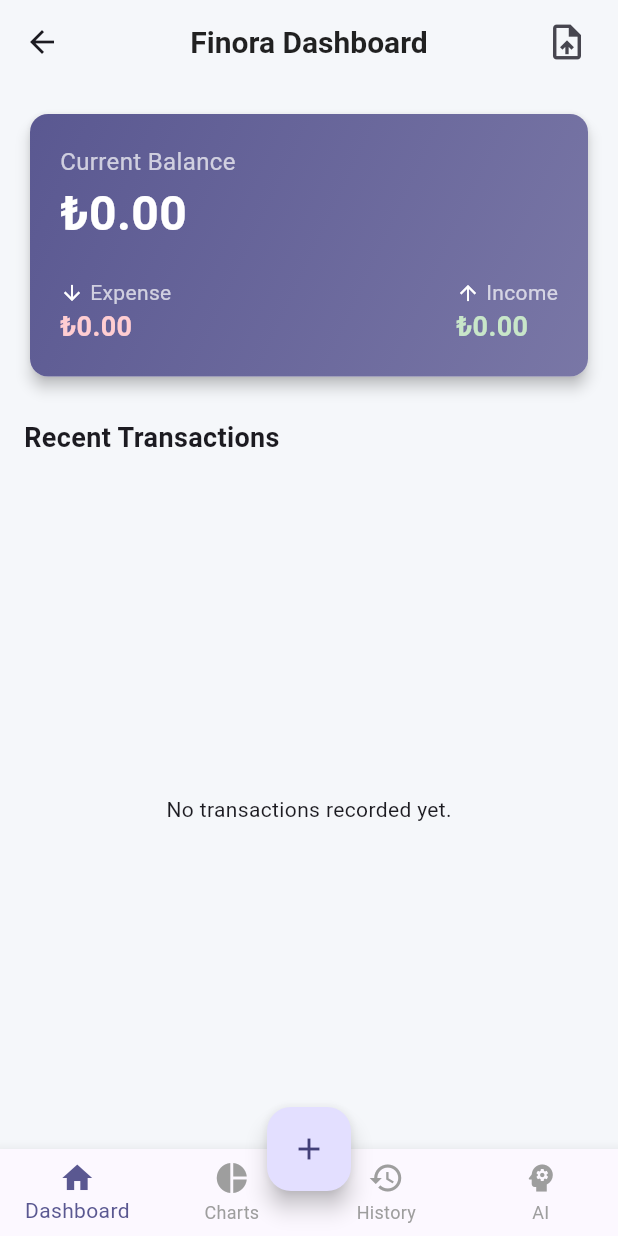
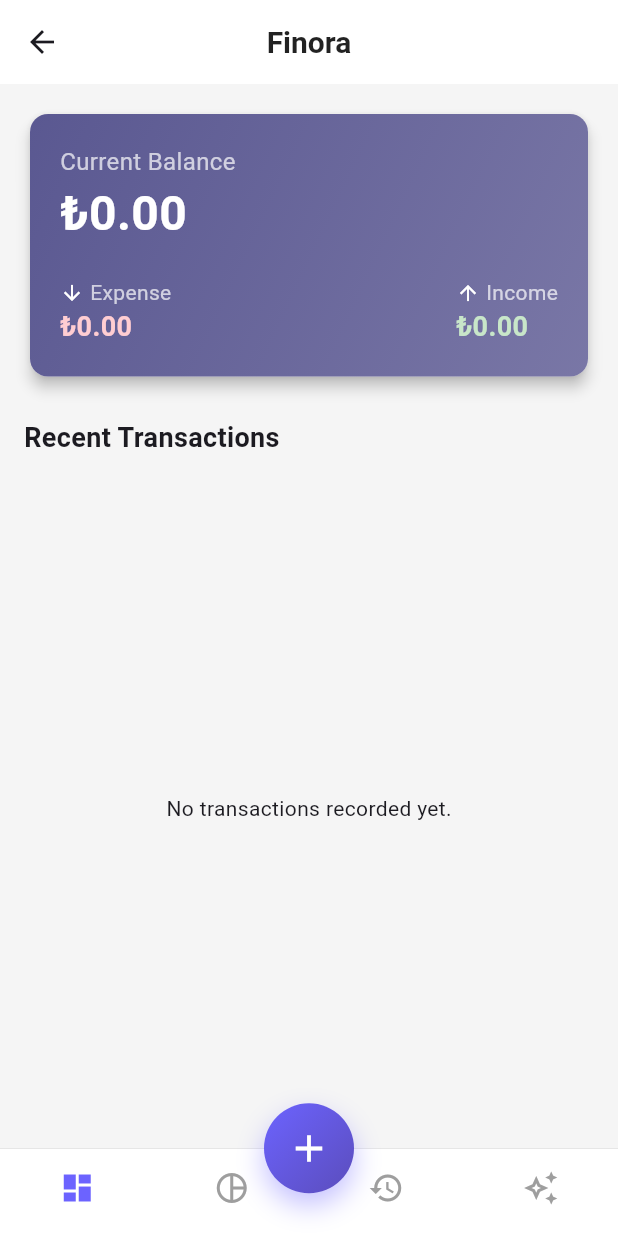
Before and after one commit to krlpsule/finora_, a Flutter app: the MainScreen screen opened directly, on a phone screen of 412 x 824 dp. Run offline on Flutter 3.47's test engine with Material 3 defaults, Android fonts, the light colour scheme and no system bars; our stand-ins replace cloud_firestore, csv, equatable, file_picker, firebase_auth, firebase_core and 7 more; missing offline and left inert: excel, syncfusion_flutter_pdf; accounts and stored records are empty.

Commit message:
Refactor main_screen.dart for BLoC and UI updates
Refactored HistoryPage to HistoryScreen and updated imports. Removed local transaction handling and adjusted state management with BLoC. Enhanced UI elements including AppBar and BottomNavigationBar.

```diff
--- a/smart_budget/lib/screens/main_screen.dart
+++ b/smart_budget/lib/screens/main_screen.dart
@@ -1,100 +1,11 @@
 // lib/screens/main_screen.dart
 
 import 'package:flutter/material.dart';
-import 'package:flutter_bloc/flutter_bloc.dart';
-import '../features/transaction/transaction_bloc.dart';
-import '../features/transaction/transaction_state.dart';
-import '../models/transaction_model.dart'; // For type casting
 import 'dashboard.dart';
 import 'charts.dart';
+import 'history.dart'; // Now using the real history file
 import 'ai_assistant.dart';
 import 'add_transaction.dart';
-import '/widgets/import_statement_widget.dart'; // The widget for file upload
-
-// -----------------------------------------------------------------------------------
-
-// HistoryPage is now a StatelessWidget that listens to TransactionBloc for data
-class HistoryPage extends StatelessWidget {
-  // CRITICAL FIX: Removed the unnecessary local transactions list.
-  // Data will be streamed via BlocBuilder.
-  const HistoryPage({super.key});
-
-  @override
-  Widget build(BuildContext context) {
-    // Listen to the TransactionBloc state changes
-    return BlocBuilder<TransactionBloc, TransactionState>(
-      builder: (context, state) {
-        if (state is TransactionLoading) {
-          return const Center(child: CircularProgressIndicator());
-        }
-
-        if (state is TransactionLoaded) {
-          final transactions = state.transactions;
-
-          if (transactions.isEmpty) {
-            // UI for empty state
-            return Center(
-              child: Column(
-                mainAxisAlignment: MainAxisAlignment.center,
-                children: [
-                  Icon(Icons.history, size: 64, color: Colors.grey[300]),
-                  const SizedBox(height: 10),
-                  const Text(
-                      'There is no transaction history yet.\nYou can upload a statement from the top right.',
-                      textAlign: TextAlign.center,
-                      style: TextStyle(color: Colors.grey)),
-                ],
-              ),
-            );
-          }
-
-          // Display the transaction list using data from Firebase via BLoC
-          return ListView.builder(
-            itemCount: transactions.length,
-            itemBuilder: (context, index) {
-              final tx = transactions[index]; // tx is now a TransactionModel
-              final isExpense = !tx.isIncome; // Expense if not Income
-
-              return Card(
-                margin: const EdgeInsets.symmetric(horizontal: 10, vertical: 4),
-                child: ListTile(
-                  // Icon for Income/Expense
-                  leading: CircleAvatar(
-                    backgroundColor:
-                        isExpense ? Colors.red[50] : Colors.green[50],
-                    child: Icon(
-                      isExpense ? Icons.arrow_downward : Icons.arrow_upward,
-                      color: isExpense ? Colors.red : Colors.green,
-                      size: 20,
-                    ),
-                  ),
-                  // Use the 'title' property from the TransactionModel
-                  title: Text(tx.title),
-                  // Display only the date part
-                  subtitle: Text(tx.date.toString().split(' ')[0]),
-                  trailing: Text(
-                    // Format amount to 2 decimal places
-                    "${tx.amount.toStringAsFixed(2)} TL",
-                    style: TextStyle(
-                      fontWeight: FontWeight.bold,
-                      color: isExpense ? Colors.red : Colors.green,
-                    ),
-                  ),
-                  // TODO: Implement onTap for editing transaction (e.g., using AddTransactionPage)
-                ),
-              );
-            },
-          );
-        }
-
-        // Default state (Error or Initial)
-        return const Center(child: Text('Start adding transactions!'));
-      },
-    );
-  }
-}
-
-// -----------------------------------------------------------------------------------
 
 class MainScreen extends StatefulWidget {
   const MainScreen({super.key});
@@ -106,8 +17,13 @@ class MainScreen extends StatefulWidget {
 class _MainScreenState extends State<MainScreen> {
   int _selectedIndex = 0;
 
-  // 🛑 REMOVED: Local list _importedTransactions and the callback method _handleLoadedTransactions
-  // are no longer needed, as data flows directly to Firebase via BLoC.
+  // Use the real classes here
+  final List<Widget> _pages = const [
+    DashboardPage(),
+    ChartsPage(),
+    HistoryScreen(), // Changed from HistoryPage to HistoryScreen (match class name in history.dart)
+    AIAssistantPage(),
+  ];
 
   void _onItemTapped(int index) {
     setState(() {
@@ -116,7 +32,6 @@ class _MainScreenState extends State<MainScreen> {
   }
 
   void _openAddTransactionScreen() {
-    // Navigate to the screen for adding/editing transactions
     Navigator.of(context).push(
       MaterialPageRoute(builder: (ctx) => const AddTransactionPage()),
     );
@@ -124,61 +39,108 @@ class _MainScreenState extends State<MainScreen> {
 
   @override
   Widget build(BuildContext context) {
-    // Pages list, dynamically accessing the TransactionBloc for the History tab
-    final List<Widget> pages = [
-      const DashboardPage(),
-      const ChartsPage(),
-      // CRITICAL FIX: Wrap HistoryPage with BlocProvider.value
-      // to ensure it can access the existing TransactionBloc from the main tree.
-      BlocProvider.value(
-        value: context.read<TransactionBloc>(),
-        child: const HistoryPage(),
-      ),
-      const AIAssistantPage(),
-    ];
-
     final List<String> titles = [
-      'Finora Dashboard',
-      'Financial Charts',
-      'Transaction History',
-      'AI Assistant'
+      'Finora',
+      'Analytics',
+      'History',
+      'Assistant'
     ];
 
     return Scaffold(
+      backgroundColor: Colors.grey[100],
+      // Using a simpler AppBar or no AppBar for some screens can look cleaner
+      // but keeping it for consistency
       appBar: AppBar(
-        title: Text(titles[_selectedIndex]),
+        backgroundColor: Colors.white,
+        title: Text(
+          titles[_selectedIndex],
+          style: const TextStyle(
+            color: Colors.black87,
+            fontSize: 20,
+            fontWeight: FontWeight.w700,
+          ),
+        ),
         elevation: 0,
-        actions: [
-          // CRITICAL FIX: Removed the conflicting 'onDataLoaded' parameter.
-          // ImportStatementWidget now sends data directly to BLoC.
-          const ImportStatementWidget(),
-          const SizedBox(width: 10),
+        centerTitle: true,
+      ),
 
-          // TODO: Add Logout Button here (if not already done)
-        ],
+      body: AnimatedSwitcher(
+        duration: const Duration(milliseconds: 250),
+        transitionBuilder: (child, animation) {
+          return FadeTransition(opacity: animation, child: child);
+        },
+        child: _pages[_selectedIndex],
       ),
-      body: pages[_selectedIndex],
 
-      // Floating Action Button for adding new transaction
-      floatingActionButton: FloatingActionButton(
-        onPressed: _openAddTransactionScreen,
-        child: const Icon(Icons.add),
+      floatingActionButton: Container(
+        height: 60,
+        width: 60,
+        decoration: BoxDecoration(
+          borderRadius: BorderRadius.circular(30),
+          gradient: const LinearGradient(
+            colors: [Color(0xFF6C63FF), Color(0xFF5B4DBC)],
+            begin: Alignment.topLeft,
+            end: Alignment.bottomRight,
+          ),
+          boxShadow: [
+            BoxShadow(
+              color: const Color(0xFF6C63FF).withOpacity(0.4),
+              blurRadius: 15,
+              offset: const Offset(0, 8),
+            )
+          ],
+        ),
+        child: FloatingActionButton(
+          onPressed: _openAddTransactionScreen,
+          elevation: 0,
+          backgroundColor: Colors.transparent,
+          shape: RoundedRectangleBorder(
+            borderRadius: BorderRadius.circular(30),
+          ),
+          child: const Icon(Icons.add, size: 30, color: Colors.white),
+        ),
       ),
+
       floatingActionButtonLocation: FloatingActionButtonLocation.centerDocked,
 
-      // Bottom Navigation Bar
-      bottomNavigationBar: BottomNavigationBar(
-        items: const <BottomNavigationBarItem>[
-          BottomNavigationBarItem(icon: Icon(Icons.home), label: 'Dashboard'),
-          BottomNavigationBarItem(icon: Icon(Icons.pie_chart), label: 'Charts'),
-          BottomNavigationBarItem(icon: Icon(Icons.history), label: 'History'),
-          BottomNavigationBarItem(icon: Icon(Icons.psychology), label: 'AI'),
-        ],
-        currentIndex: _selectedIndex,
-        selectedItemColor: Theme.of(context).primaryColor,
-        unselectedItemColor: Colors.grey,
-        onTap: _onItemTapped,
-        type: BottomNavigationBarType.fixed,
+      bottomNavigationBar: Container(
+        decoration: const BoxDecoration(
+          color: Colors.white,
+          border: Border(top: BorderSide(color: Colors.black12, width: 0.5)),
+        ),
+        child: BottomNavigationBar(
+          currentIndex: _selectedIndex,
+          selectedItemColor: const Color(0xFF6C63FF),
+          unselectedItemColor: Colors.grey,
+          backgroundColor: Colors.white,
+          type: BottomNavigationBarType.fixed,
+          elevation: 0,
+          onTap: _onItemTapped,
+          showSelectedLabels: false, // Modern cleaner look
+          showUnselectedLabels: false,
+          items: const [
+            BottomNavigationBarItem(
+              icon: Icon(Icons.dashboard_outlined),
+              activeIcon: Icon(Icons.dashboard),
+              label: "Home"
+            ),
+            BottomNavigationBarItem(
+              icon: Icon(Icons.pie_chart_outline),
+              activeIcon: Icon(Icons.pie_chart),
+              label: "Charts"
+            ),
+            BottomNavigationBarItem(
+              icon: Icon(Icons.history),
+              activeIcon: Icon(Icons.history_edu), // Fun visual change
+              label: "History"
+            ),
+            BottomNavigationBarItem(
+              icon: Icon(Icons.auto_awesome_outlined),
+              activeIcon: Icon(Icons.auto_awesome),
+              label: "AI"
+            ),
+          ],
+        ),
       ),
     );
   }
```
